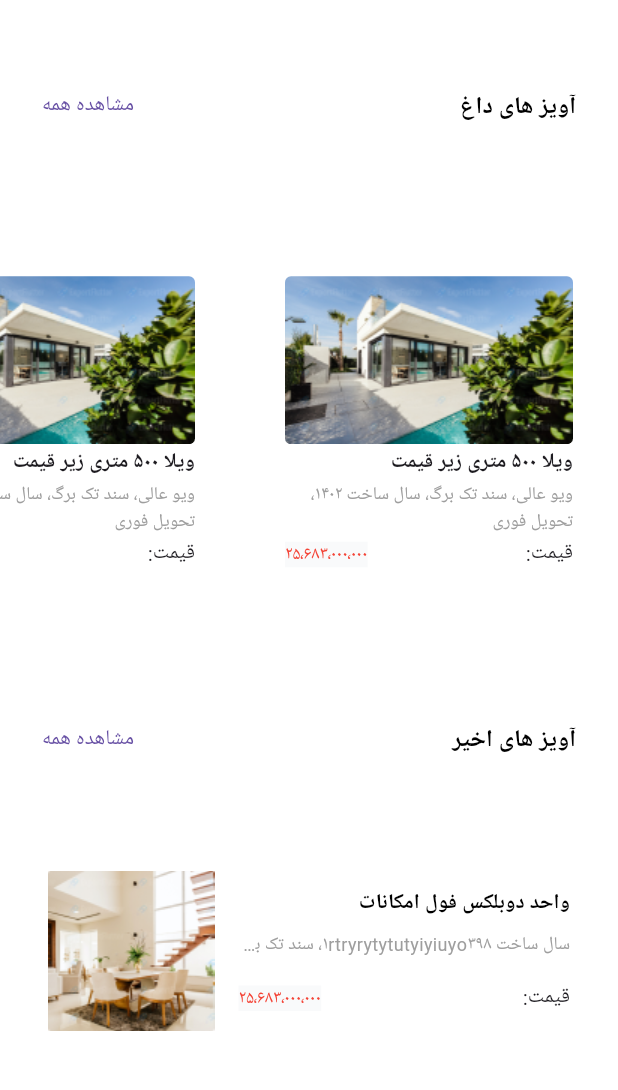
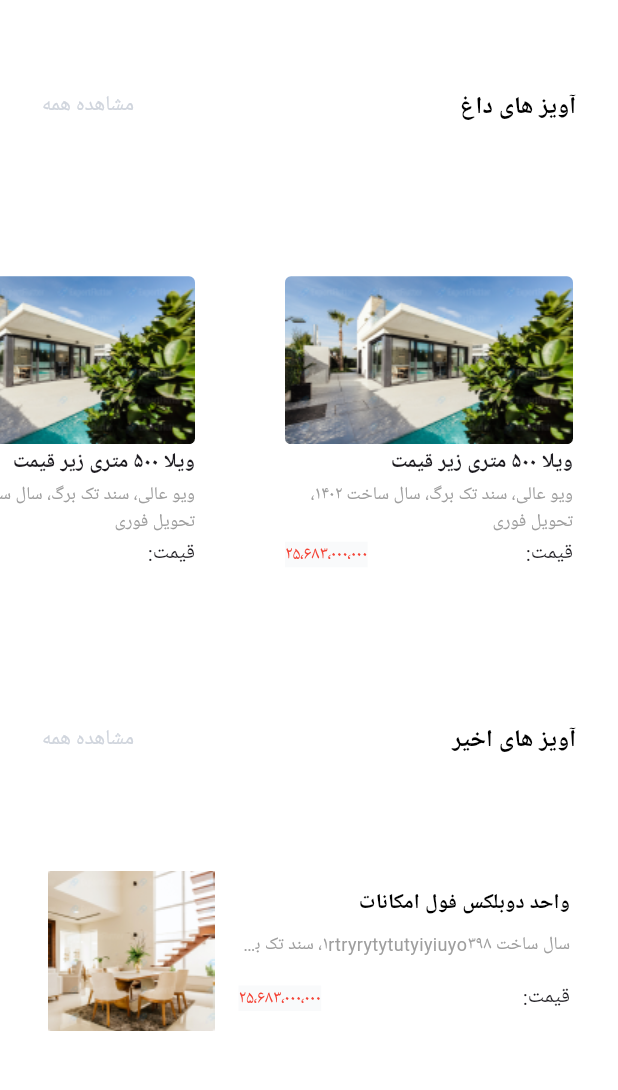
Before and after one commit to Ho3einTahan/Aviz-Application, a Flutter app: the HomeScreen screen opened directly, on a phone screen of 412 x 824 dp, the part 110-1200 px from its top. Run offline on Flutter 3.47's test engine with Material 3 defaults, Android fonts, the phone set to English and light mode, and no system bars; our stand-ins replace font_awesome_flutter.

Commit message:
update  appColor.dart

```diff
--- a/lib/core/const/appColor.dart
+++ b/lib/core/const/appColor.dart
@@ -3,6 +3,7 @@ import 'package:flutter/cupertino.dart';
 class AppColor{
 
   static Color primary=const Color(0xffE60023);
-  static Color grayFieldColor=Color(0xffF9FAFB);
+  static Color greyFieldColor=const Color(0xffF9FAFB);
+  static Color greyText=const Color(0xffD0D5DD);
 
 }
```
